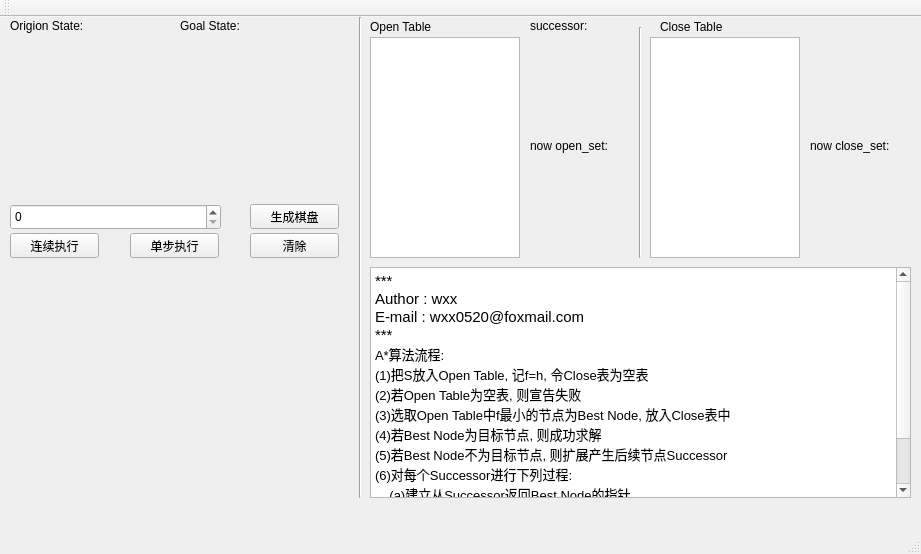
Before: the Qt Designer form qt/ui/mainwindow.ui in wxxhub/N_Number, drawn with Qt 5.
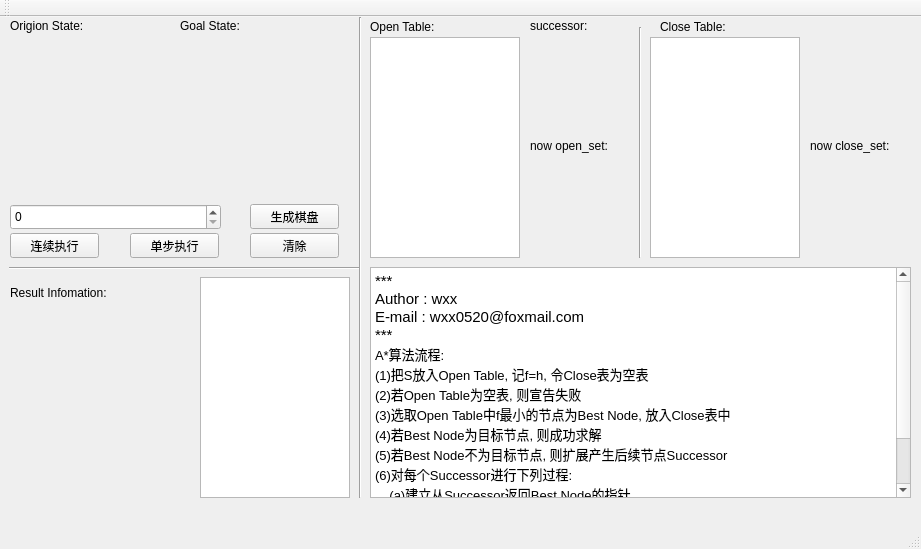
After: the same form once the commit is applied.

Commit message: add result table

```diff
--- a/qt/ui/mainwindow.ui
+++ b/qt/ui/mainwindow.ui
@@ -7,7 +7,7 @@
     <x>0</x>
     <y>0</y>
     <width>921</width>
-    <height>554</height>
+    <height>549</height>
    </rect>
   </property>
   <property name="windowTitle">
@@ -104,7 +104,7 @@
      </rect>
     </property>
     <property name="text">
-     <string>Open Table</string>
+     <string>Open Table:</string>
     </property>
    </widget>
    <widget class="QLabel" name="label_2">
@@ -117,7 +117,7 @@
      </rect>
     </property>
     <property name="text">
-     <string>Close Table</string>
+     <string>Close Table:</string>
     </property>
    </widget>
    <widget class="QTextBrowser" name="textBrowser">
@@ -286,17 +286,6 @@
      <string>清除</string>
     </property>
    </widget>
-   <widget class="QWidget" name="verticalLayoutWidget">
-    <property name="geometry">
-     <rect>
-      <x>10</x>
-      <y>250</y>
-      <width>331</width>
-      <height>231</height>
-     </rect>
-    </property>
-    <layout class="QVBoxLayout" name="resultTreeLayout"/>
-   </widget>
    <widget class="Line" name="line">
     <property name="geometry">
      <rect>
@@ -323,6 +312,53 @@
      <enum>Qt::Vertical</enum>
     </property>
    </widget>
+   <widget class="QTableView" name="resultTable">
+    <property name="geometry">
+     <rect>
+      <x>200</x>
+      <y>260</y>
+      <width>150</width>
+      <height>221</height>
+     </rect>
+    </property>
+   </widget>
+   <widget class="Line" name="line_3">
+    <property name="geometry">
+     <rect>
+      <x>9</x>
+      <y>243</y>
+      <width>351</width>
+      <height>16</height>
+     </rect>
+    </property>
+    <property name="orientation">
+     <enum>Qt::Horizontal</enum>
+    </property>
+   </widget>
+   <widget class="QLabel" name="label_8">
+    <property name="geometry">
+     <rect>
+      <x>10</x>
+      <y>260</y>
+      <width>181</width>
+      <height>31</height>
+     </rect>
+    </property>
+    <property name="text">
+     <string>Result Infomation:</string>
+    </property>
+   </widget>
+   <widget class="QWidget" name="gridLayoutWidget_6">
+    <property name="geometry">
+     <rect>
+      <x>10</x>
+      <y>290</y>
+      <width>181</width>
+      <height>191</height>
+     </rect>
+    </property>
+    <layout class="QGridLayout" name="ResultLayout"/>
+   </widget>
   </widget>
   <widget class="QMenuBar" name="menuBar">
    <property name="geometry">
```
The commit also changes 9 other files.
